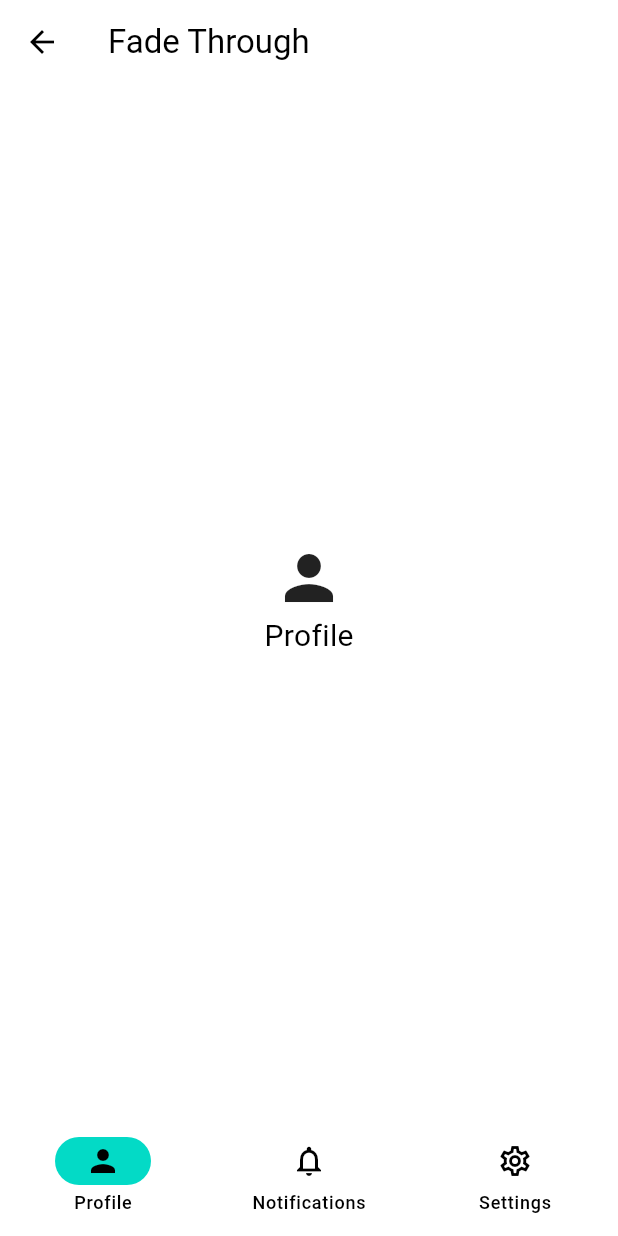
After one commit to LifeFi/flutter_animations_masterclass, a Flutter app: the screen it shows after launch, after a tap on "Fade Through", on a phone screen of 412 x 824 dp. The commit adds this screen. Run offline on Flutter 3.47's test engine with Material 2 defaults, Android fonts, the phone set to English and light mode, and no system bars; our stand-ins replace rive.

Commit message:
#7.3 Fade Through

```diff
--- /dev/null
+++ b/lib/screens/fade_through_screen.dart
@@ -0,0 +1,108 @@
+import 'package:animations/animations.dart';
+import 'package:flutter/material.dart';
+
+class FadeThroughScreen extends StatefulWidget {
+  const FadeThroughScreen({super.key});
+
+  @override
+  State<FadeThroughScreen> createState() => _FadeThroughScreenState();
+}
+
+class _FadeThroughScreenState extends State<FadeThroughScreen> {
+  int _index = 0;
+
+  void _onNewDestination(int index) {
+    setState(() {
+      _index = index;
+    });
+  }
+
+  @override
+  Widget build(BuildContext context) {
+    return Scaffold(
+      appBar: AppBar(
+        title: const Text("Fade Through"),
+      ),
+      body: PageTransitionSwitcher(
+        transitionBuilder: (child, primaryAnimation, secondaryAnimation) =>
+            FadeThroughTransition(
+          animation: primaryAnimation,
+          secondaryAnimation: secondaryAnimation,
+          child: child,
+        ),
+        child: [
+          const NavigationPage(
+            key: ValueKey(0),
+            text: "Profile",
+            icon: Icons.person,
+          ),
+          const NavigationPage(
+            key: ValueKey(1),
+            text: "Notifications",
+            icon: Icons.notifications,
+          ),
+          const NavigationPage(
+            key: ValueKey(2),
+            text: "Settings",
+            icon: Icons.settings,
+          ),
+        ][_index],
+      ),
+      bottomNavigationBar: NavigationBar(
+        selectedIndex: _index,
+        onDestinationSelected: _onNewDestination,
+        destinations: const [
+          NavigationDestination(
+            selectedIcon: Icon(Icons.person),
+            icon: Icon(Icons.person_outline),
+            label: "Profile",
+          ),
+          NavigationDestination(
+            selectedIcon: Icon(Icons.notifications),
+            icon: Icon(Icons.notifications_outlined),
+            label: "Notifications",
+          ),
+          NavigationDestination(
+            icon: Icon(Icons.settings_outlined),
+            selectedIcon: Icon(Icons.settings),
+            label: "Settings",
+          )
+        ],
+      ),
+    );
+  }
+}
+
+class NavigationPage extends StatelessWidget {
+  final String text;
+  final IconData icon;
+
+  const NavigationPage({
+    super.key,
+    required this.text,
+    required this.icon,
+  });
+
+  @override
+  Widget build(BuildContext context) {
+    return Scaffold(
+      body: Center(
+        child: Column(
+          mainAxisAlignment: MainAxisAlignment.center,
+          children: [
+            Icon(
+              icon,
+              size: 48,
+            ),
+            Text(
+              text,
+              style: const TextStyle(
+                fontSize: 20,
+              ),
+            )
+          ],
+        ),
+      ),
+    );
+  }
+}
--- a/lib/screens/menu_screen.dart
+++ b/lib/screens/menu_screen.dart
@@ -3,6 +3,7 @@ import 'package:flutter_animations_masterclass/screens/apple_watch_screen.dart';
 import 'package:flutter_animations_masterclass/screens/container_transform_screen.dart';
 
 import 'package:flutter_animations_masterclass/screens/explicit_animations_screen.dart';
+import 'package:flutter_animations_masterclass/screens/fade_through_screen.dart';
 import 'package:flutter_animations_masterclass/screens/implicit_animations_screen.dart';
 import 'package:flutter_animations_masterclass/screens/music_player_screen.dart';
 import 'package:flutter_animations_masterclass/screens/rive_screen.dart';
@@ -102,6 +103,15 @@ class MenuScreen extends StatelessWidget {
               },
               child: const Text('Shared Axis'),
             ),
+            ElevatedButton(
+              onPressed: () {
+                _goToPage(
+                  context,
+                  const FadeThroughScreen(),
+                );
+              },
+              child: const Text('Fade Through'),
+            ),
           ],
         ),
       ),
```
